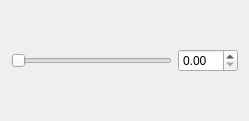
The window that rqt_joint_trajectory_controller/resource/double_editor.ui (ros-controls/ros_controllers) describes before a commit, drawn with Qt 5.
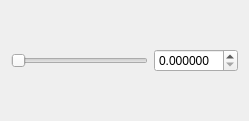
The same window after the commit.

Commit message: Increase spin box to six decimals

```diff
--- a/rqt_joint_trajectory_controller/resource/double_editor.ui
+++ b/rqt_joint_trajectory_controller/resource/double_editor.ui
@@ -83,6 +83,9 @@
      <property name="keyboardTracking">
       <bool>false</bool>
      </property>
+     <property name="decimals">
+      <number>6</number>
+     </property>
     </widget>
    </item>
   </layout>
```
